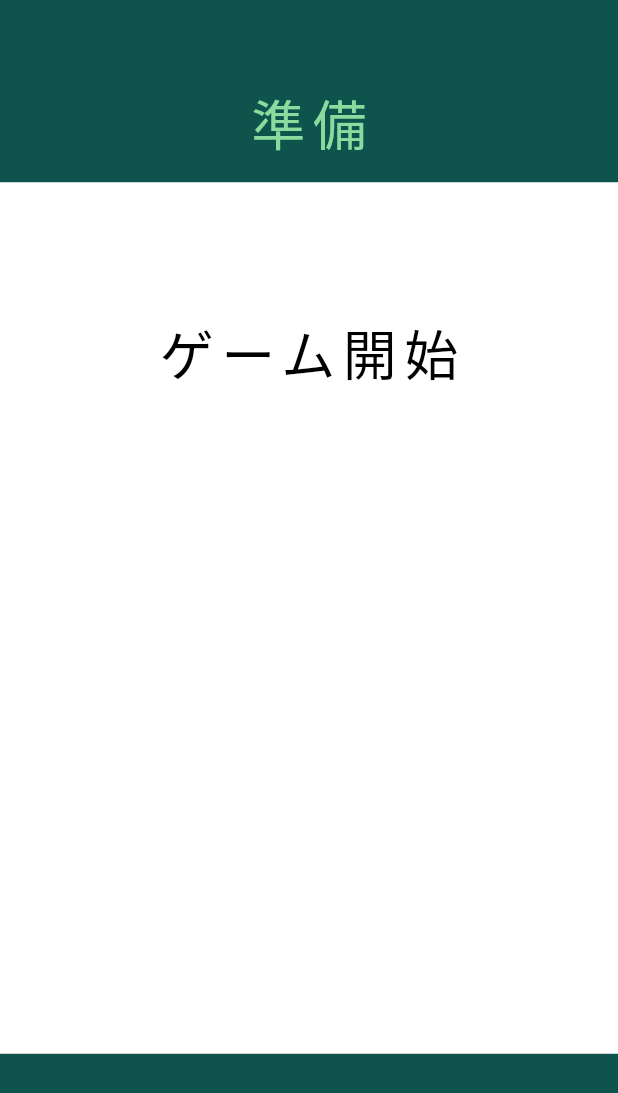
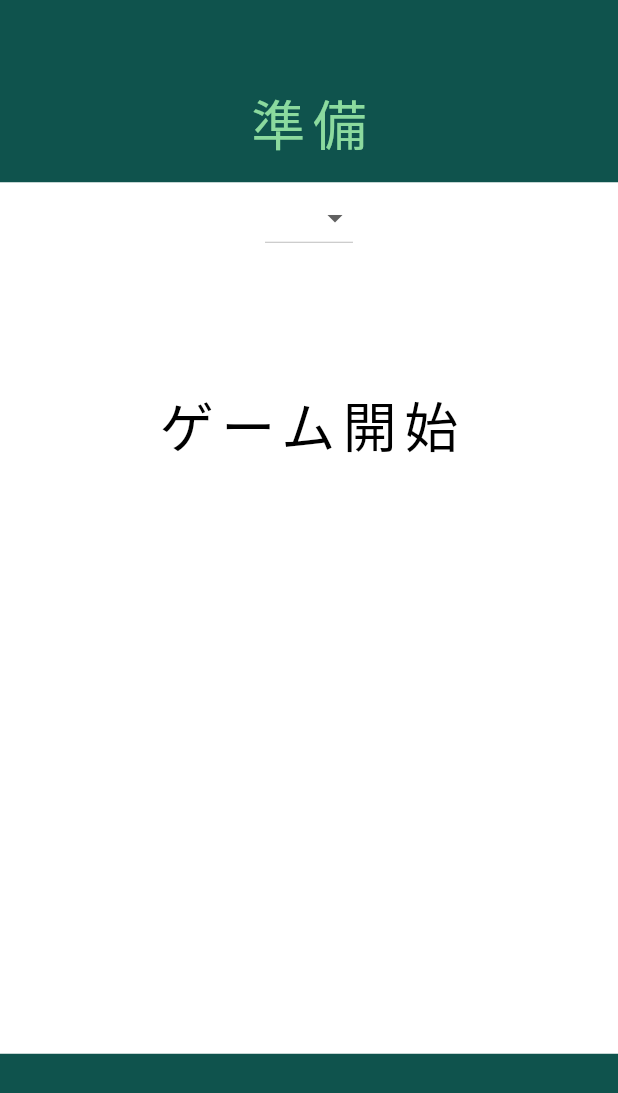
Before and after one commit to SaKkuSO10/digi_memori, a Flutter app: the screen it shows after launch, after a tap on "スタート", on a phone screen of 412 x 824 dp. Shown: the top 1093 px of the screen. Run offline on Flutter 3.47's test engine with Material 3 defaults, Android fonts, the phone set to English and light mode, and no system bars; missing offline and left inert: flutter_timer_countdown.

Commit message:
fix:timer

```diff
--- a/digigage/lib/main.dart
+++ b/digigage/lib/main.dart
@@ -22,7 +22,7 @@ class MyApp extends StatelessWidget{
       initialRoute: '/',
       routes:{
         '/':(context) => const HomePage(),
-        '/memory':(context) => MemoryPage(),
+        '/memory':(context) => MemoryPage(isSelectedItem: 25),
         '/result':(context) => ResultPage(),
       },
     );
--- a/digigage/lib/pages/02_setting_page.dart
+++ b/digigage/lib/pages/02_setting_page.dart
@@ -16,6 +16,11 @@ class SettingPage extends StatefulWidget {
 }
 
 class _SettingPageState extends State<SettingPage>{
+
+    int? isSelectedItem;
+
+
+
     @override
     Widget build(BuildContext context){
         return Scaffold(
@@ -56,13 +61,31 @@ class _SettingPageState extends State<SettingPage>{
                                 color: Colors.white,
                                 child: Column(
                                     children:<Widget>[
+                                        //ここに制限時間を選択させるUIを実装する
+                                        DropdownButton(
+                                            items: const[
+                                                DropdownMenuItem(
+                                                child:Text('25分'),
+                                                value:25,
+                                            ),
+                                                DropdownMenuItem(
+                                                child:Text('30分'),
+                                                value:30,
+                                            ),],
+                                            onChanged:(int? value){
+                                                setState((){
+                                                    isSelectedItem =value;
+                                                });
+                                            },
+                                            value: isSelectedItem,
+                                        ),
                                         SizedBox(height:80),
 
                                             TextButton(
                                                 onPressed:(){
-                                                Navigator.push(
+                                                Navigator.pop(
                                                             context,
-                                                            MaterialPageRoute(builder:(context) => MemoryPage(initialMinutes: selectedMinutes)),
+                                                            MaterialPageRoute(builder:(context) => MemoryPage(isSelectedItem: isSelectedItem,)),
                                                         );
                                                 },
                                             child: Text('ゲーム開始',
--- a/digigage/lib/pages/memory_gage.dart
+++ b/digigage/lib/pages/memory_gage.dart
@@ -11,7 +11,8 @@ import 'dart:math';
 import 'package:flutter_timer_countdown/flutter_timer_countdown.dart';
 
 class MemoryPage extends StatefulWidget {
-  const MemoryPage({super.key});
+  const MemoryPage({this.isSelectedItem =25});
+  final int? isSelectedItem;
   @override
   State<MemoryPage> createState() => _MemoryPageState();
 }
```
